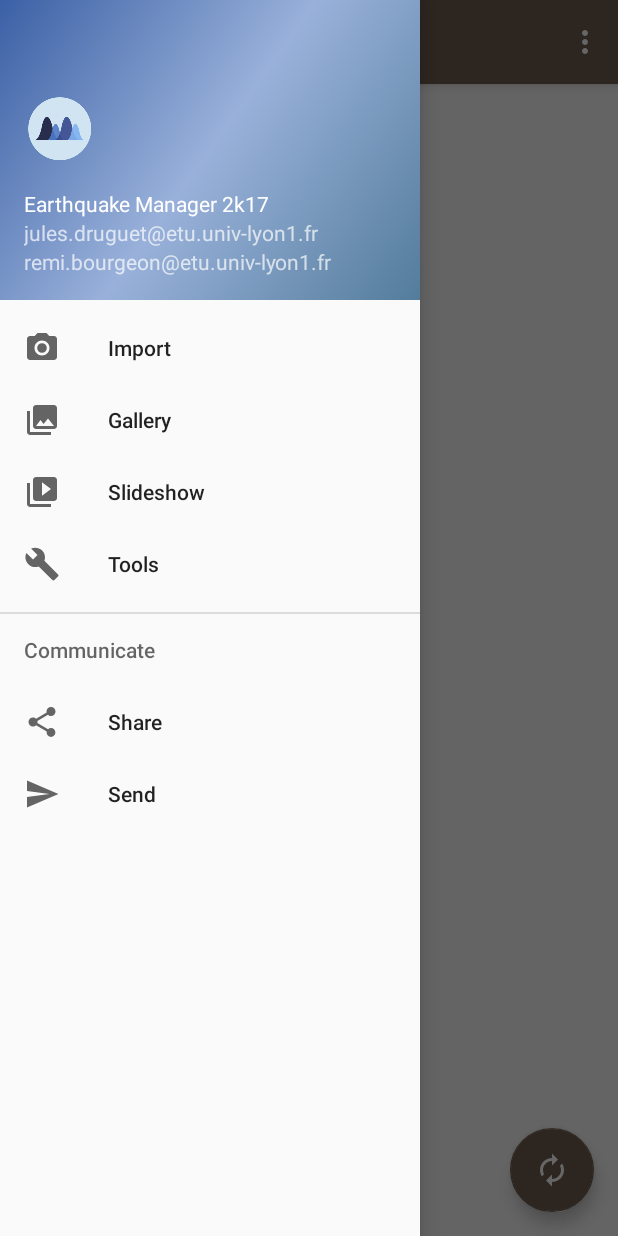
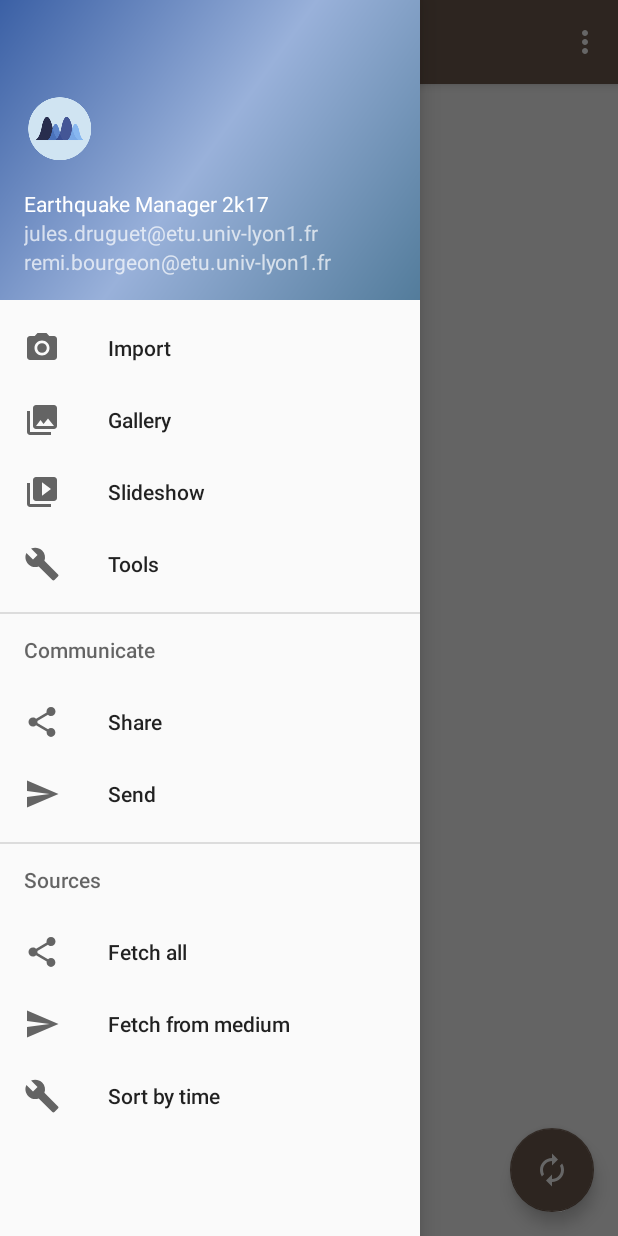
Before and after one commit to remicmacs/Seismic, an Android app: the screen it shows after launch (MainActivity), with the side drawer open, on a phone screen of 412 x 824 dp. Run offline under Robolectric (Android 15) with nearby library versions, the phone set to English and light mode, and no system bars.

Commit message:
Nouvelles sources OK

```diff
--- a/app/src/main/java/us/julesandremi/seismic/CoordinatesPoint.java
+++ b/app/src/main/java/us/julesandremi/seismic/CoordinatesPoint.java
@@ -49,7 +49,7 @@ public class CoordinatesPoint implements Serializable {
     }
 
     public void setDepth(float depth) {
-        if (depth < 0 || depth > 1000) throw new IllegalArgumentException("Depth of point exceded");
+        if (depth < -1000 ||depth > 1000) throw new IllegalArgumentException("Depth of point exceded");
         this.depth = depth;
     }
 
--- a/app/src/main/java/us/julesandremi/seismic/JsonParser.java
+++ b/app/src/main/java/us/julesandremi/seismic/JsonParser.java
@@ -95,7 +95,7 @@ public class JsonParser  {
     }
 
     private ArrayList<Seism> readSeismArray() throws IOException {
-        ArrayList<Seism> listSeisms = new ArrayList<>(50);
+        ArrayList<Seism> listSeisms = new ArrayList<>();
         reader.beginArray();
         while (reader.hasNext()){
             listSeisms.add(this.readSeism());
@@ -229,7 +229,9 @@ public class JsonParser  {
         }
         reader.endObject();
 
-        return new CoordinatesPoint(latitude, longitude, depth);
+        CoordinatesPoint coordinatesPoint = new CoordinatesPoint(latitude, longitude, depth);
+
+        return coordinatesPoint;
 
     }
 }
--- a/app/src/main/java/us/julesandremi/seismic/SeismAsyncTask.java
+++ b/app/src/main/java/us/julesandremi/seismic/SeismAsyncTask.java
@@ -25,7 +25,7 @@ import javax.net.ssl.HttpsURLConnection;
 public class SeismAsyncTask extends AsyncTask<Object, Void, SeismsStream>  {
 
     private URL url ;
-    private String address = "https://earthquake.usgs.gov/earthquakes/feed/v1.0/summary/4.5_week.geojson";
+    private String address ;
     private Context context;
     private ArrayList<Seism> listSeism;
     private CustomAdapter seismAdapter;
@@ -33,11 +33,6 @@ public class SeismAsyncTask extends AsyncTask<Object, Void, SeismsStream>  {
 
     @Override
     protected void onPreExecute() {
-        try{
-            this.url = new URL(this.address);
-        } catch (MalformedURLException err){
-            Log.d("Erreur ", err.getMessage()+"\n" + Arrays.toString(err.getStackTrace()));
-        }
         super.onPreExecute();
     }
 
@@ -47,6 +42,13 @@ public class SeismAsyncTask extends AsyncTask<Object, Void, SeismsStream>  {
         listSeism = (ArrayList<Seism>) params[1];
         seismAdapter = (CustomAdapter) params[2];
         this.swipeRefreshLayoutFromMain = (SwipeRefreshLayout) params[3];
+        this.address = (String) params[4];
+
+        try{
+            this.url = new URL(this.address);
+        } catch (MalformedURLException err){
+            Log.d("Erreur ", err.getMessage()+"\n" + Arrays.toString(err.getStackTrace()));
+        }
 
         SeismsStream stream = null;
         try {
@@ -60,8 +62,11 @@ public class SeismAsyncTask extends AsyncTask<Object, Void, SeismsStream>  {
             Log.d("Connexion", err.getMessage());
 
         }
-
-        listSeism = stream.getSeisms();
+        try{
+            listSeism = stream.getSeisms();
+        } catch (Exception err) {
+            Log.d("Parsing", err.getMessage() + "\n" + err.getStackTrace().toString());
+        }
         Collections.sort(listSeism);
         seismAdapter.setListSeism(listSeism);
         return stream;
--- a/app/src/main/res/layout/content_main.xml
+++ b/app/src/main/res/layout/content_main.xml
@@ -9,12 +9,6 @@
     tools:showIn="@layout/app_bar_main"
     >
 
-
-    <!--- Transformer ce TextView en popup d'info -->
-    <!--<TextView
-        android:id="@+id/tvTest"
-        android:layout_width="match_parent"
-        android:layout_height="wrap_content"/> -->
 
     <android.support.v4.widget.SwipeRefreshLayout
         xmlns:android="http://schemas.android.com/apk/res/android"
--- a/app/src/main/res/menu/activity_main_drawer.xml
+++ b/app/src/main/res/menu/activity_main_drawer.xml
@@ -20,5 +20,15 @@
                 android:title="Send" />
         </menu>
     </item>
+    <item android:title="Sources">
+        <menu>
+            <item android:id="@+id/source_all" android:icon="@drawable/ic_menu_share"
+                android:title="Fetch all" />
+            <item android:id="@+id/source_medium" android:icon="@drawable/ic_menu_send"
+                android:title="Fetch from medium" />
+            <item android:id="@+id/sort_time" android:icon="@drawable/ic_menu_manage"
+                android:title="Sort by time" />
+        </menu>
+    </item>
 
 </menu>
```
Also changed, not shown: app/src/main/java/us/julesandremi/seismic/MainActivity.java (+56 -21 lines).
